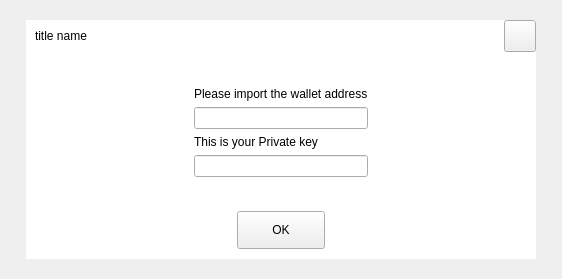
Before: the Qt Designer form src/qt/forms/privkeymgr.ui in MassGrid/MassGrid, drawn with Qt 5.
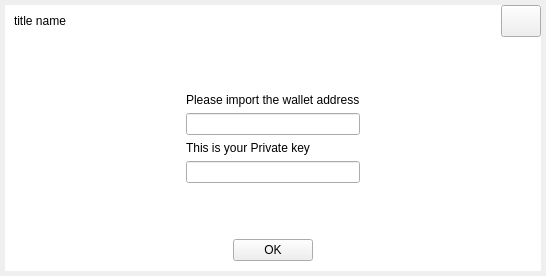
After: the same form once the commit is applied. The open tabs and pages were chosen to show the change.

What changed in the file:
```diff
--- a/src/qt/forms/privkeymgr.ui
+++ b/src/qt/forms/privkeymgr.ui
@@ -6,8 +6,8 @@
    <rect>
     <x>0</x>
     <y>0</y>
-    <width>562</width>
-    <height>279</height>
+    <width>546</width>
+    <height>276</height>
    </rect>
   </property>
   <property name="windowTitle">
@@ -15,16 +15,16 @@
   </property>
   <layout class="QGridLayout" name="gridLayout_5">
    <property name="leftMargin">
-    <number>0</number>
+    <number>5</number>
    </property>
    <property name="topMargin">
-    <number>0</number>
+    <number>5</number>
    </property>
    <property name="rightMargin">
-    <number>0</number>
+    <number>5</number>
    </property>
    <property name="bottomMargin">
-    <number>0</number>
+    <number>5</number>
    </property>
    <item row="0" column="0">
     <widget class="QWidget" name="centerWin" native="true">
@@ -33,16 +33,16 @@
      </property>
      <layout class="QGridLayout" name="gridLayout_4">
       <property name="leftMargin">
-       <number>26</number>
+       <number>0</number>
       </property>
       <property name="topMargin">
-       <number>20</number>
+       <number>0</number>
       </property>
       <property name="rightMargin">
-       <number>26</number>
+       <number>0</number>
       </property>
       <property name="bottomMargin">
-       <number>20</number>
+       <number>0</number>
       </property>
       <item row="0" column="0">
        <widget class="QFrame" name="mainframe">
@@ -103,7 +103,7 @@
             </spacer>
            </item>
            <item>
-            <widget class="QToolButton" name="cancelButton">
+            <widget class="QPushButton" name="cancelButton">
              <property name="minimumSize">
               <size>
                <width>32</width>
@@ -112,8 +112,8 @@
              </property>
              <property name="maximumSize">
               <size>
-               <width>32</width>
-               <height>32</height>
+               <width>16777215</width>
+               <height>16777215</height>
               </size>
              </property>
              <property name="styleSheet">
@@ -134,7 +134,7 @@
            <item>
             <widget class="QStackedWidget" name="stackedWidget">
              <property name="currentIndex">
-              <number>0</number>
+              <number>1</number>
              </property>
              <widget class="QWidget" name="page">
               <layout class="QGridLayout" name="gridLayout">
@@ -415,9 +415,7 @@
              <item>
               <widget class="QPushButton" name="okButton">
                <property name="styleSheet">
-                <string notr="true">width:80;
-height:30;
-</string>
+                <string notr="true"/>
                </property>
                <property name="text">
                 <string>OK</string>
```
